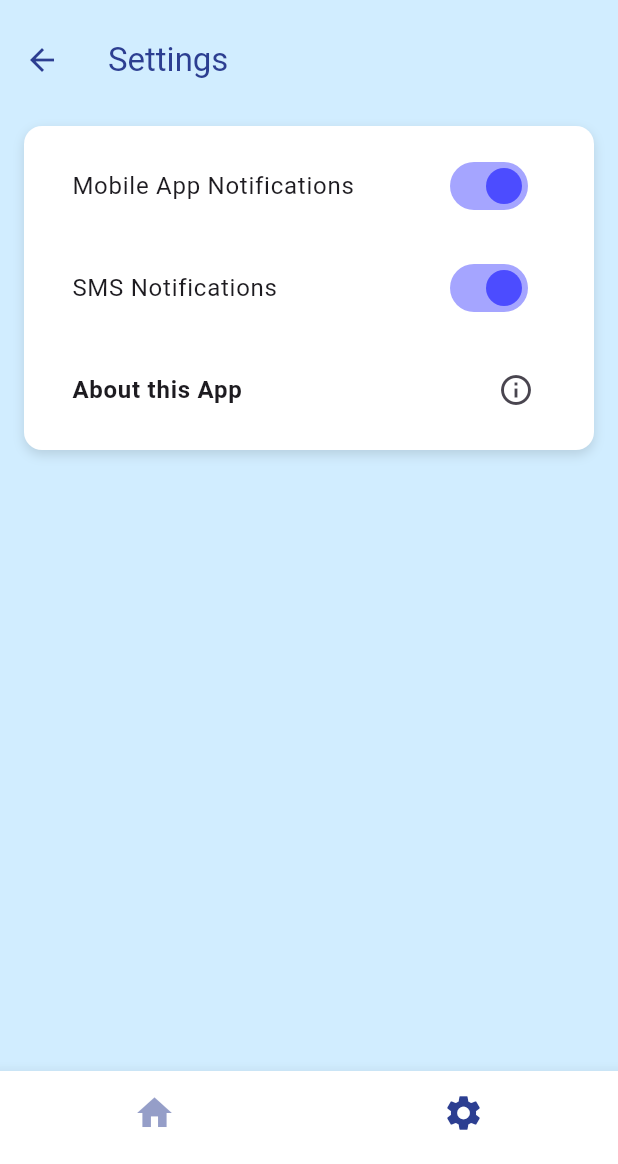
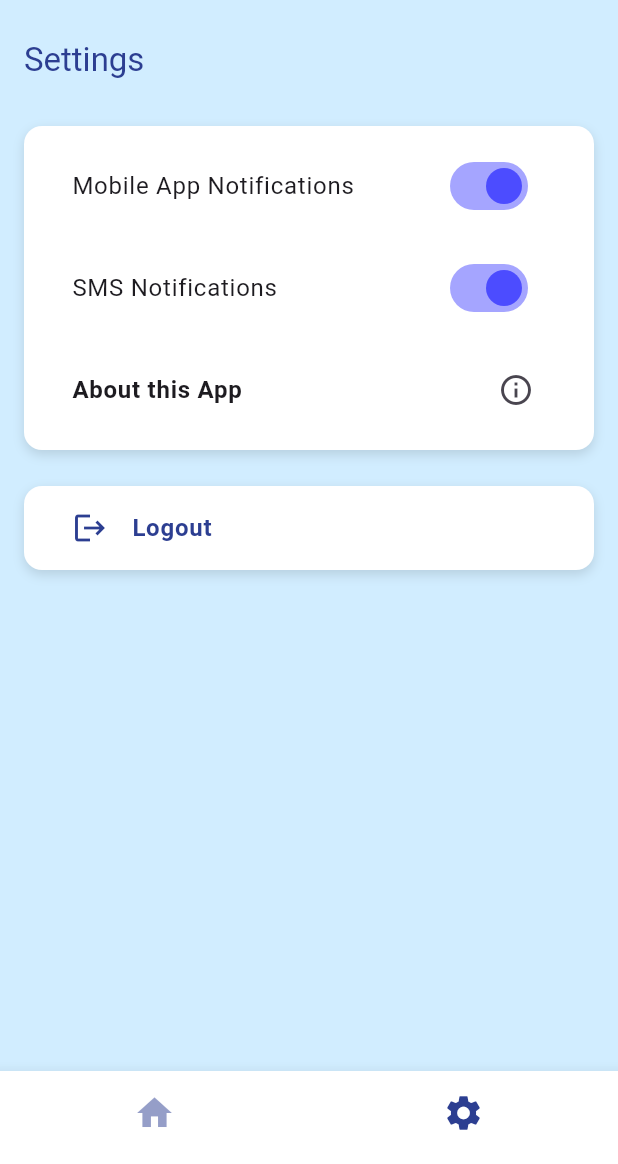
Before and after one commit to alexgantony/traffic_notifier, a Flutter app: the screen it shows after launch, item 2 of the bottom bar chosen, on a phone screen of 412 x 824 dp, the part 72-1236 px from its top. Run offline on Flutter 3.47's test engine with Material 3 defaults, Android fonts, the light colour scheme and no system bars.

Commit message:
feat: add logout button with confirmation dialog and snackbar feedback

```diff
--- a/frontend/lib/screens/settings_screen.dart
+++ b/frontend/lib/screens/settings_screen.dart
@@ -16,6 +16,7 @@ class _SettingsScreenState extends State<SettingsScreen> {
   Widget build(BuildContext context) {
     return Scaffold(
       appBar: AppBar(
+        automaticallyImplyLeading: false,
         title: Text('Settings', style: TextStyle(color: AppColors.heading)),
         backgroundColor: AppColors.background,
         iconTheme: IconThemeData(color: AppColors.heading),
@@ -23,7 +24,11 @@ class _SettingsScreenState extends State<SettingsScreen> {
       backgroundColor: AppColors.background,
       body: Padding(
         padding: const EdgeInsets.all(16),
-        child: Container(
+        child: Column(
+          crossAxisAlignment: CrossAxisAlignment.stretch,
+          children: [
+            // Settings container
+            Container(
               decoration: BoxDecoration(
                 color: Colors.white,
                 borderRadius: BorderRadius.circular(12),
@@ -37,9 +42,7 @@ class _SettingsScreenState extends State<SettingsScreen> {
               ),
               padding: const EdgeInsets.symmetric(horizontal: 16, vertical: 12),
               child: Column(
-            mainAxisSize: MainAxisSize.min,
                 children: [
-              // toggle - Mobile App Notifications
                   SwitchListTile(
                     title: const Text('Mobile App Notifications'),
                     value: _mobileNotification,
@@ -51,8 +54,6 @@ class _SettingsScreenState extends State<SettingsScreen> {
                     activeColor: AppColors.toggleActive,
                   ),
                   const SizedBox(height: 12),
-
-              // toggle - SMS Notifications
                   SwitchListTile(
                     title: const Text('SMS Notifications'),
                     value: _smsNotification,
@@ -64,8 +65,6 @@ class _SettingsScreenState extends State<SettingsScreen> {
                     activeColor: AppColors.toggleActive,
                   ),
                   const SizedBox(height: 12),
-
-              // About this app
                   ListTile(
                     title: const Text(
                       'About this App',
@@ -87,7 +86,6 @@ class _SettingsScreenState extends State<SettingsScreen> {
                               color: AppColors.heading,
                             ),
                           ),
-
                           content: Column(
                             mainAxisSize: MainAxisSize.min,
                             crossAxisAlignment: CrossAxisAlignment.start,
@@ -117,6 +115,63 @@ class _SettingsScreenState extends State<SettingsScreen> {
                 ],
               ),
             ),
+
+            const SizedBox(height: 24),
+
+            // Logout Card
+            Container(
+              decoration: BoxDecoration(
+                color: Colors.white,
+                borderRadius: BorderRadius.circular(12),
+                boxShadow: [
+                  BoxShadow(
+                    color: Colors.black12,
+                    blurRadius: 6,
+                    offset: Offset(0, 3),
+                  ),
+                ],
+              ),
+              padding: const EdgeInsets.symmetric(horizontal: 16),
+              child: ListTile(
+                leading: Icon(Icons.logout, color: AppColors.heading),
+                title: Text(
+                  'Logout',
+                  style: TextStyle(
+                    color: AppColors.heading,
+                    fontWeight: FontWeight.bold,
+                  ),
+                ),
+                onTap: () {
+                  showDialog(
+                    context: context,
+                    builder: (_) => AlertDialog(
+                      title: Text('Logout'),
+                      content: Text('Are you sure you want to logout?'),
+                      actions: [
+                        TextButton(
+                          onPressed: () => Navigator.pop(context), // cancel
+                          child: Text('Cancel'),
+                        ),
+                        TextButton(
+                          onPressed: () {
+                            ScaffoldMessenger.of(context).showSnackBar(
+                              SnackBar(
+                                content: Text(
+                                  'Logout pressed. Token clear logic to be added later.',
+                                ),
+                              ),
+                            );
+                          },
+                          child: Text('Logout'),
+                        ),
+                      ],
+                    ),
+                  );
+                },
+              ),
+            ),
+          ],
+        ),
       ),
     );
   }
```
Also changed, not shown: frontend/lib/screens/home_screen.dart (+0 -35 lines). Lines whose indentation alone changed are shown as unchanged.
